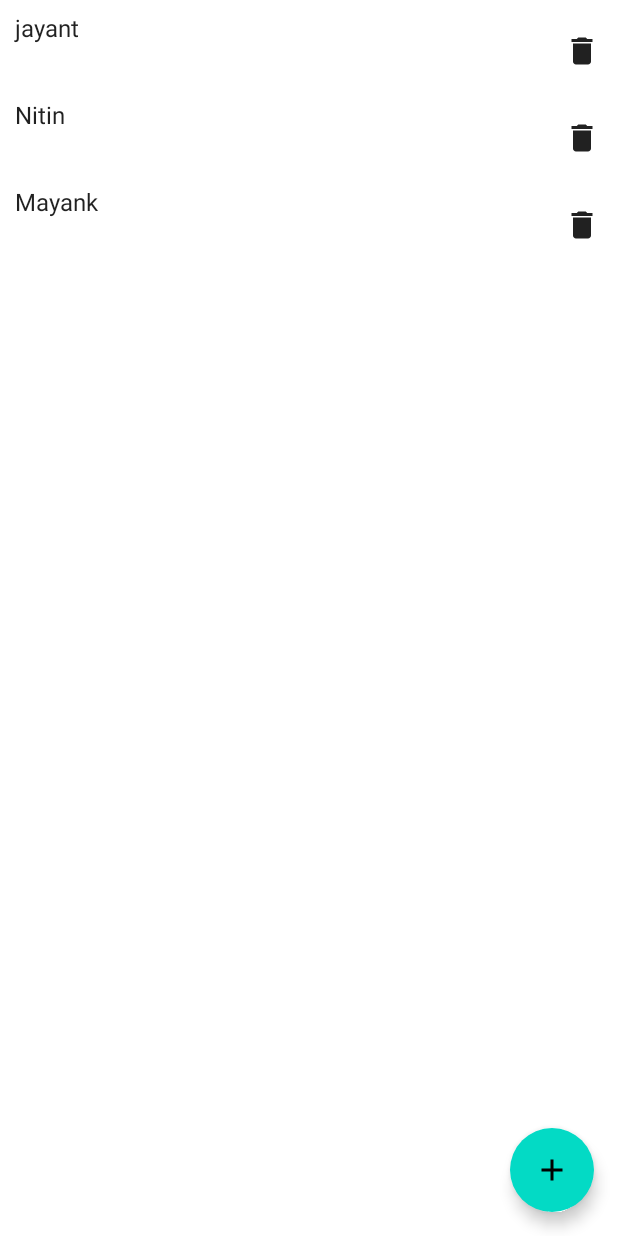
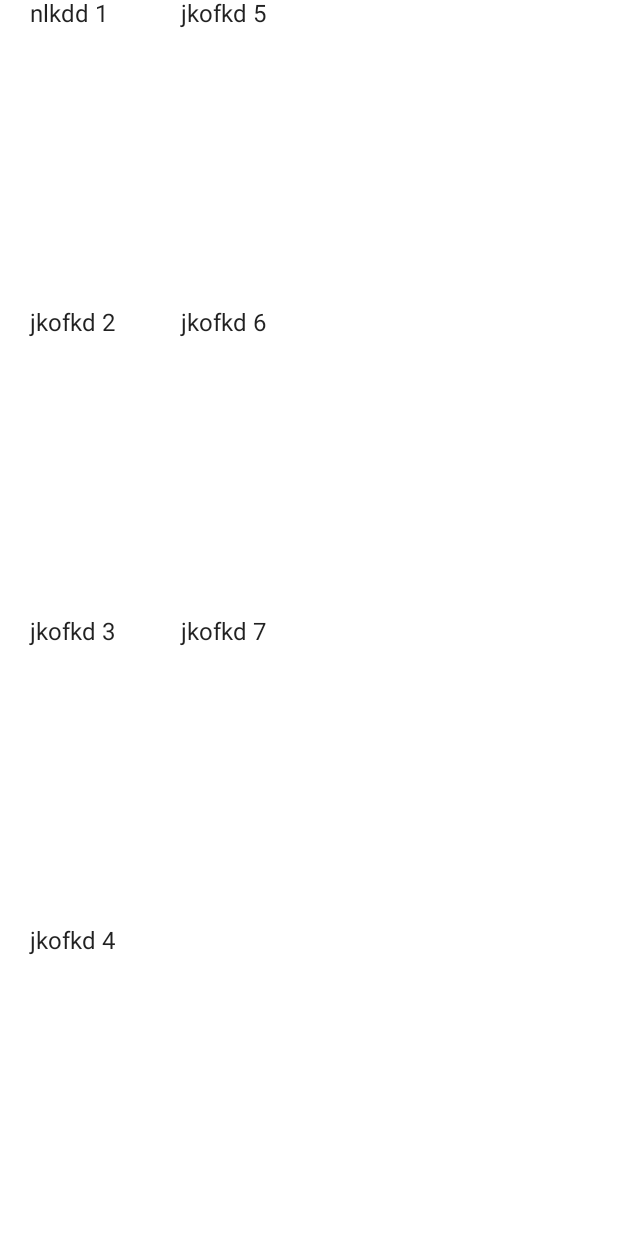
Before and after one commit to nameisjayant/compose-bootcamp, an Android app built with Jetpack Compose: the screen it shows after launch (MainActivity), on a phone screen of 412 x 824 dp. Run offline under Robolectric (Android 15) with nearby library versions, the phone set to English and light mode, and no system bars.

Commit message:
textfield spannable text and recyclerview

```diff
--- a/app/src/main/java/com/nameisjayant/composebootcampyt/MainActivity.kt
+++ b/app/src/main/java/com/nameisjayant/composebootcampyt/MainActivity.kt
@@ -6,11 +6,10 @@ import androidx.activity.compose.setContent
 import androidx.compose.foundation.layout.fillMaxSize
 import androidx.compose.material.MaterialTheme
 import androidx.compose.material.Surface
-import androidx.compose.material.Text
-import androidx.compose.runtime.Composable
 import androidx.compose.ui.Modifier
-import androidx.compose.ui.tooling.preview.Preview
-import com.nameisjayant.composebootcampyt.bootcamp.*
+import com.nameisjayant.composebootcampyt.bootcamp.RecyclerViewLayout
+import com.nameisjayant.composebootcampyt.bootcamp.SpannableTextLayout
+import com.nameisjayant.composebootcampyt.bootcamp.TextFieldLayout
 import com.nameisjayant.composebootcampyt.ui.theme.ComposeBootcampYTTheme
 
 class MainActivity : ComponentActivity() {
@@ -23,7 +22,7 @@ class MainActivity : ComponentActivity() {
                     modifier = Modifier.fillMaxSize(),
                     color = MaterialTheme.colors.background
                 ) {
-                    ManageStateScreen()
+                    RecyclerViewLayout()
                 }
             }
         }
--- /dev/null
+++ b/app/src/main/java/com/nameisjayant/composebootcampyt/bootcamp/bootcamp_eight.kt
@@ -0,0 +1,142 @@
+package com.nameisjayant.composebootcampyt.bootcamp
+
+import androidx.compose.foundation.layout.PaddingValues
+import androidx.compose.foundation.layout.fillMaxSize
+import androidx.compose.foundation.layout.fillMaxWidth
+import androidx.compose.foundation.layout.padding
+import androidx.compose.foundation.lazy.*
+import androidx.compose.foundation.lazy.grid.GridCells
+import androidx.compose.foundation.lazy.grid.LazyHorizontalGrid
+import androidx.compose.foundation.lazy.grid.LazyVerticalGrid
+import androidx.compose.foundation.lazy.grid.items
+import androidx.compose.material.Text
+import androidx.compose.runtime.Composable
+import androidx.compose.ui.Alignment
+import androidx.compose.ui.Modifier
+import androidx.compose.ui.unit.dp
+
+@Composable
+fun RecyclerViewLayout() {
+    GridViewLayout()
+}
+
+@Composable
+fun VerticalRecyclerView() {
+
+    var lists = listOf("hjkhdk", "njkkf", "nkfkf", "hhkkdd", "kkjdkjd")
+
+    LazyColumn(
+        modifier = Modifier.fillMaxSize(),
+        contentPadding = PaddingValues(20.dp),
+        //  reverseLayout = true,
+        horizontalAlignment = Alignment.CenterHorizontally
+    ) {
+//        item {
+//            (1..40).forEach {
+//                Text(text = "Hello $it", modifier = Modifier.padding(20.dp))
+//            }
+//        }
+
+//        items(lists){
+//            Text(text = it, modifier = Modifier.padding(vertical = 20.dp))
+//        }
+//
+//        itemsIndexed(lists){index, item ->
+//            Text(text = item, modifier = Modifier.padding(vertical = 20.dp))
+//        }
+        items(items, key = {
+            it.id
+        }) {
+            Text(text = it.item, modifier = Modifier.padding(vertical = 20.dp))
+        }
+    }
+
+}
+
+@Composable
+fun HorizontalRecyclerView() {
+
+    LazyRow(
+        modifier = Modifier.fillMaxWidth(),
+        state = rememberLazyListState(
+            7
+        )
+    ) {
+        showContent()
+    }
+
+}
+
+fun LazyListScope.showContent(){
+    items(items,
+        key = {
+            it.id
+        }) {
+        Text(text = "${it.item} ${it.id} ", modifier = Modifier.padding(horizontal = 20.dp))
+
+    }
+}
+
+@Composable
+fun GridViewLayout() {
+
+//    LazyVerticalGrid(
+//      //  columns = GridCells.Fixed(3)
+//    columns = GridCells.Adaptive(75.dp)
+//    ){
+//        items(items,
+//            key = {
+//                it.id
+//            }) {
+//            Text(text = "${it.item} ${it.id} ", modifier = Modifier.padding(horizontal = 20.dp))
+//
+//        }
+//    }
+
+    LazyHorizontalGrid(rows = GridCells.Fixed(4)){
+        items(items,
+            key = {
+                it.id
+            }) {
+            Text(text = "${it.item} ${it.id} ", modifier = Modifier.padding(horizontal = 20.dp))
+
+        }
+    }
+
+}
+
+data class Item(
+    val id: Int,
+    val item: String
+)
+
+val items = listOf(
+    Item(
+        1,
+        "nlkdd"
+    ),
+    Item(
+        2,
+        "jkofkd"
+    ),
+    Item(
+        3,
+        "jkofkd"
+    ),
+    Item(
+        4,
+        "jkofkd"
+    ),
+    Item(
+        5,
+        "jkofkd"
+    ),
+    Item(
+        6,
+        "jkofkd"
+    ),
+    Item(
+        7,
+        "jkofkd"
+    )
+)
--- a/app/src/main/java/com/nameisjayant/composebootcampyt/bootcamp/bootcamp_one.kt
+++ b/app/src/main/java/com/nameisjayant/composebootcampyt/bootcamp/bootcamp_one.kt
@@ -13,7 +13,7 @@ import androidx.compose.ui.unit.sp
 import com.nameisjayant.composebootcampyt.ui.theme.customFont
 
 @Composable
-fun TextViewLayout() {
+fun TextViewLayoutOne() {
 
     Text(text = "Jayant, how are yoou ?", style = TextStyle(
         color = Color.Red,
```
Also changed, not shown: app/src/main/java/com/nameisjayant/composebootcampyt/bootcamp/bootcamp_seventh.kt (added, +82 -0 lines), app/src/main/java/com/nameisjayant/composebootcampyt/bootcamp/bootcomp_six.kt (added, +138 -0 lines).
